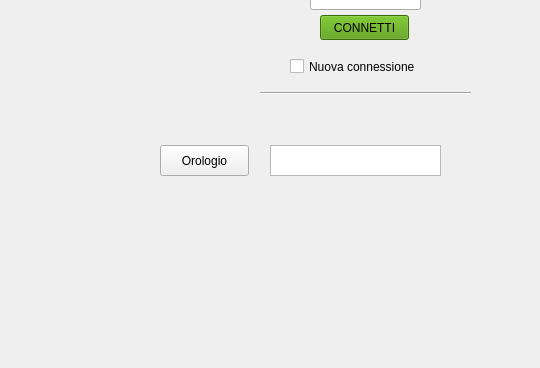
Marlowess/PRTS-ESP32-server, file mainwindow.ui: the form before one commit; both pictures show x 0 to 540 and y 101 to 469 of the 867 by 469 pixel window.
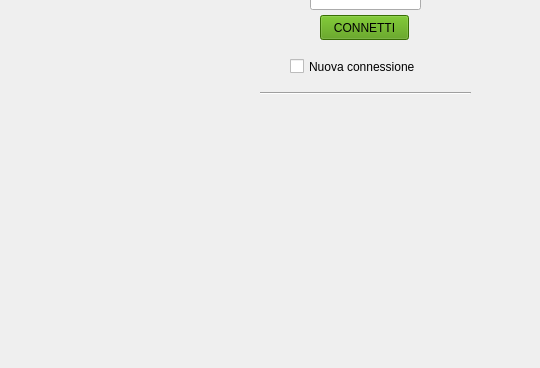
The form after the commit.

```diff
--- a/mainwindow.ui
+++ b/mainwindow.ui
@@ -80,29 +80,6 @@
      <enum>Qt::Horizontal</enum>
     </property>
    </widget>
-   <widget class="QPushButton" name="timeButton">
-    <property name="geometry">
-     <rect>
-      <x>160</x>
-      <y>210</y>
-      <width>89</width>
-      <height>31</height>
-     </rect>
-    </property>
-    <property name="text">
-     <string>Orologio</string>
-    </property>
-   </widget>
-   <widget class="QPlainTextEdit" name="editTime">
-    <property name="geometry">
-     <rect>
-      <x>270</x>
-      <y>210</y>
-      <width>171</width>
-      <height>31</height>
-     </rect>
-    </property>
-   </widget>
   </widget>
   <widget class="QMenuBar" name="menuBar">
    <property name="geometry">
```
